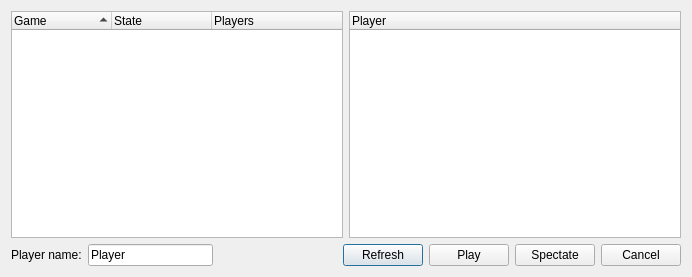
Qt form branches/macjariel/client/joingamedialog.ui (kubos741/kbang) before a commit.
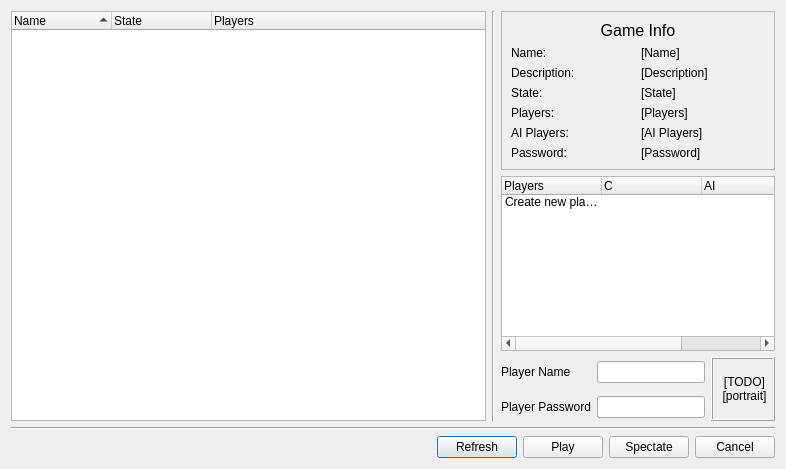
The same form after that commit.

Diff of the .ui file:
```diff
--- a/branches/macjariel/client/joingamedialog.ui
+++ b/branches/macjariel/client/joingamedialog.ui
@@ -5,14 +5,20 @@
    <rect>
     <x>0</x>
     <y>0</y>
-    <width>692</width>
-    <height>277</height>
+    <width>786</width>
+    <height>469</height>
    </rect>
   </property>
+  <property name="sizePolicy" >
+   <sizepolicy vsizetype="Fixed" hsizetype="Fixed" >
+    <horstretch>0</horstretch>
+    <verstretch>0</verstretch>
+   </sizepolicy>
+  </property>
   <property name="windowTitle" >
    <string>Join Game</string>
   </property>
-  <layout class="QVBoxLayout" name="verticalLayout" >
+  <layout class="QVBoxLayout" name="verticalLayout_2" >
    <item>
     <layout class="QHBoxLayout" name="horizontalLayout_2" >
      <item>
@@ -43,7 +49,7 @@
        </property>
        <column>
         <property name="text" >
-         <string>Game</string>
+         <string>Name</string>
         </property>
        </column>
        <column>
@@ -56,65 +62,311 @@
          <string>Players</string>
         </property>
        </column>
-      </widget>
-     </item>
-     <item>
-      <widget class="QTreeWidget" name="mp_playerListView" >
-       <property name="focusPolicy" >
-        <enum>Qt::NoFocus</enum>
-       </property>
-       <property name="editTriggers" >
-        <set>QAbstractItemView::EditKeyPressed</set>
-       </property>
-       <property name="alternatingRowColors" >
-        <bool>true</bool>
-       </property>
-       <property name="selectionMode" >
-        <enum>QAbstractItemView::NoSelection</enum>
-       </property>
-       <property name="indentation" >
-        <number>15</number>
-       </property>
-       <property name="rootIsDecorated" >
-        <bool>false</bool>
-       </property>
-       <property name="itemsExpandable" >
-        <bool>false</bool>
-       </property>
-       <property name="sortingEnabled" >
-        <bool>false</bool>
-       </property>
-       <property name="animated" >
-        <bool>true</bool>
-       </property>
-       <property name="allColumnsShowFocus" >
-        <bool>false</bool>
-       </property>
        <column>
         <property name="text" >
-         <string>Player</string>
+         <string/>
         </property>
        </column>
       </widget>
      </item>
+     <item>
+      <widget class="Line" name="line_2" >
+       <property name="orientation" >
+        <enum>Qt::Vertical</enum>
+       </property>
+      </widget>
+     </item>
+     <item>
+      <layout class="QVBoxLayout" name="verticalLayout" >
+       <item>
+        <widget class="QFrame" name="frame" >
+         <property name="frameShape" >
+          <enum>QFrame::StyledPanel</enum>
+         </property>
+         <property name="frameShadow" >
+          <enum>QFrame::Raised</enum>
+         </property>
+         <layout class="QGridLayout" name="gridLayout_2" >
+          <item row="0" column="0" colspan="2" >
+           <widget class="QLabel" name="label_12" >
+            <property name="font" >
+             <font>
+              <pointsize>12</pointsize>
+             </font>
+            </property>
+            <property name="text" >
+             <string>Game Info</string>
+            </property>
+            <property name="alignment" >
+             <set>Qt::AlignCenter</set>
+            </property>
+           </widget>
+          </item>
+          <item row="1" column="0" >
+           <widget class="QLabel" name="label_13" >
+            <property name="text" >
+             <string>Name:</string>
+            </property>
+           </widget>
+          </item>
+          <item row="1" column="1" >
+           <widget class="QLabel" name="labelName" >
+            <property name="text" >
+             <string>[Name]</string>
+            </property>
+           </widget>
+          </item>
+          <item row="2" column="0" >
+           <widget class="QLabel" name="label_14" >
+            <property name="text" >
+             <string>Description:</string>
+            </property>
+           </widget>
+          </item>
+          <item row="2" column="1" >
+           <widget class="QLabel" name="labelDescription" >
+            <property name="text" >
+             <string>[Description]</string>
+            </property>
+           </widget>
+          </item>
+          <item row="3" column="0" >
+           <widget class="QLabel" name="label_15" >
+            <property name="text" >
+             <string>State:</string>
+            </property>
+           </widget>
+          </item>
+          <item row="3" column="1" >
+           <widget class="QLabel" name="labelState" >
+            <property name="text" >
+             <string>[State]</string>
+            </property>
+           </widget>
+          </item>
+          <item row="4" column="0" >
+           <widget class="QLabel" name="label_16" >
+            <property name="text" >
+             <string>Players:</string>
+            </property>
+           </widget>
+          </item>
+          <item row="4" column="1" >
+           <widget class="QLabel" name="labelPlayers" >
+            <property name="text" >
+             <string>[Players]</string>
+            </property>
+           </widget>
+          </item>
+          <item row="5" column="0" >
+           <widget class="QLabel" name="label_18" >
+            <property name="text" >
+             <string>AI Players:</string>
+            </property>
+           </widget>
+          </item>
+          <item row="5" column="1" >
+           <widget class="QLabel" name="labelAIPlayers" >
+            <property name="text" >
+             <string>[AI Players]</string>
+            </property>
+           </widget>
+          </item>
+          <item row="6" column="0" >
+           <widget class="QLabel" name="label_17" >
+            <property name="text" >
+             <string>Password:</string>
+            </property>
+           </widget>
+          </item>
+          <item row="6" column="1" >
+           <widget class="QLabel" name="labelPassword" >
+            <property name="text" >
+             <string>[Password]</string>
+            </property>
+           </widget>
+          </item>
+         </layout>
+        </widget>
+       </item>
+       <item>
+        <widget class="QTreeWidget" name="playerListView" >
+         <property name="sizePolicy" >
+          <sizepolicy vsizetype="Expanding" hsizetype="Preferred" >
+           <horstretch>0</horstretch>
+           <verstretch>0</verstretch>
+          </sizepolicy>
+         </property>
+         <property name="focusPolicy" >
+          <enum>Qt::NoFocus</enum>
+         </property>
+         <property name="editTriggers" >
+          <set>QAbstractItemView::EditKeyPressed</set>
+         </property>
+         <property name="alternatingRowColors" >
+          <bool>true</bool>
+         </property>
+         <property name="selectionMode" >
+          <enum>QAbstractItemView::NoSelection</enum>
+         </property>
+         <property name="indentation" >
+          <number>15</number>
+         </property>
+         <property name="rootIsDecorated" >
+          <bool>false</bool>
+         </property>
+         <property name="uniformRowHeights" >
+          <bool>true</bool>
+         </property>
+         <property name="itemsExpandable" >
+          <bool>false</bool>
+         </property>
+         <property name="sortingEnabled" >
+          <bool>false</bool>
+         </property>
+         <property name="animated" >
+          <bool>false</bool>
+         </property>
+         <property name="allColumnsShowFocus" >
+          <bool>false</bool>
+         </property>
+         <property name="headerHidden" >
+          <bool>false</bool>
+         </property>
+         <property name="expandsOnDoubleClick" >
+          <bool>true</bool>
+         </property>
+         <column>
+          <property name="text" >
+           <string>Players</string>
+          </property>
+         </column>
+         <column>
+          <property name="text" >
+           <string>C</string>
+          </property>
+         </column>
+         <column>
+          <property name="text" >
+           <string>AI</string>
+          </property>
+         </column>
+         <column>
+          <property name="text" >
+           <string>+</string>
+          </property>
+         </column>
+         <item>
+          <property name="text" >
+           <string>Create new player</string>
+          </property>
+          <property name="text" >
+           <string/>
+          </property>
+          <property name="text" >
+           <string/>
+          </property>
+          <property name="text" >
+           <string/>
+          </property>
+         </item>
+        </widget>
+       </item>
+       <item>
+        <layout class="QGridLayout" name="gridLayout" >
+         <item row="0" column="0" >
+          <widget class="QLabel" name="label_7" >
+           <property name="sizePolicy" >
+            <sizepolicy vsizetype="Preferred" hsizetype="Preferred" >
+             <horstretch>0</horstretch>
+             <verstretch>0</verstretch>
+            </sizepolicy>
+           </property>
+           <property name="text" >
+            <string>Player Name</string>
+           </property>
+           <property name="buddy" >
+            <cstring>lineEditPlayerName</cstring>
+           </property>
+          </widget>
+         </item>
+         <item row="0" column="1" >
+          <widget class="QLineEdit" name="lineEditPlayerName" >
+           <property name="sizePolicy" >
+            <sizepolicy vsizetype="Fixed" hsizetype="Preferred" >
+             <horstretch>0</horstretch>
+             <verstretch>0</verstretch>
+            </sizepolicy>
+           </property>
+          </widget>
+         </item>
+         <item rowspan="2" row="0" column="2" >
+          <widget class="QLabel" name="label_10" >
+           <property name="minimumSize" >
+            <size>
+             <width>64</width>
+             <height>64</height>
+            </size>
+           </property>
+           <property name="maximumSize" >
+            <size>
+             <width>64</width>
+             <height>64</height>
+            </size>
+           </property>
+           <property name="frameShape" >
+            <enum>QFrame::Box</enum>
+           </property>
+           <property name="frameShadow" >
+            <enum>QFrame::Raised</enum>
+           </property>
+           <property name="text" >
+            <string>&lt;!DOCTYPE HTML PUBLIC "-//W3C//DTD HTML 4.0//EN" "http://www.w3.org/TR/REC-html40/strict.dtd">
+&lt;html>&lt;head>&lt;meta name="qrichtext" content="1" />&lt;style type="text/css">
+p, li { white-space: pre-wrap; }
+&lt;/style>&lt;/head>&lt;body style=" font-family:'DejaVu Sans'; font-size:9pt; font-weight:400; font-style:normal;">
+&lt;p align="center" style=" margin-top:0px; margin-bottom:0px; margin-left:0px; margin-right:0px; -qt-block-indent:0; text-indent:0px;">[TODO]&lt;br />[portrait]&lt;/p>&lt;/body>&lt;/html></string>
+           </property>
+          </widget>
+         </item>
+         <item row="1" column="0" >
+          <widget class="QLabel" name="label_9" >
+           <property name="toolTip" >
+            <string>You can set your password here. This password will be required to reconnect to your player in case of disconnection.</string>
+           </property>
+           <property name="text" >
+            <string>Player Password</string>
+           </property>
+           <property name="buddy" >
+            <cstring>lineEditPlayerPassword</cstring>
+           </property>
+          </widget>
+         </item>
+         <item row="1" column="1" >
+          <widget class="QLineEdit" name="lineEditPlayerPassword" >
+           <property name="sizePolicy" >
+            <sizepolicy vsizetype="Fixed" hsizetype="Preferred" >
+             <horstretch>0</horstretch>
+             <verstretch>0</verstretch>
+            </sizepolicy>
+           </property>
+          </widget>
+         </item>
+        </layout>
+       </item>
+      </layout>
+     </item>
     </layout>
    </item>
+   <item>
+    <widget class="Line" name="line" >
+     <property name="orientation" >
+      <enum>Qt::Horizontal</enum>
+     </property>
+    </widget>
+   </item>
    <item>
     <layout class="QHBoxLayout" name="horizontalLayout" >
-     <item>
-      <widget class="QLabel" name="label" >
-       <property name="text" >
-        <string>Player name:</string>
-       </property>
-      </widget>
-     </item>
-     <item>
-      <widget class="QLineEdit" name="mp_playerNameEdit" >
-       <property name="text" >
-        <string>Player</string>
-       </property>
-      </widget>
-     </item>
      <item>
       <spacer name="horizontalSpacer" >
        <property name="orientation" >
```
Left out of the diff: 15 changed lines with no effect on the pictures.
